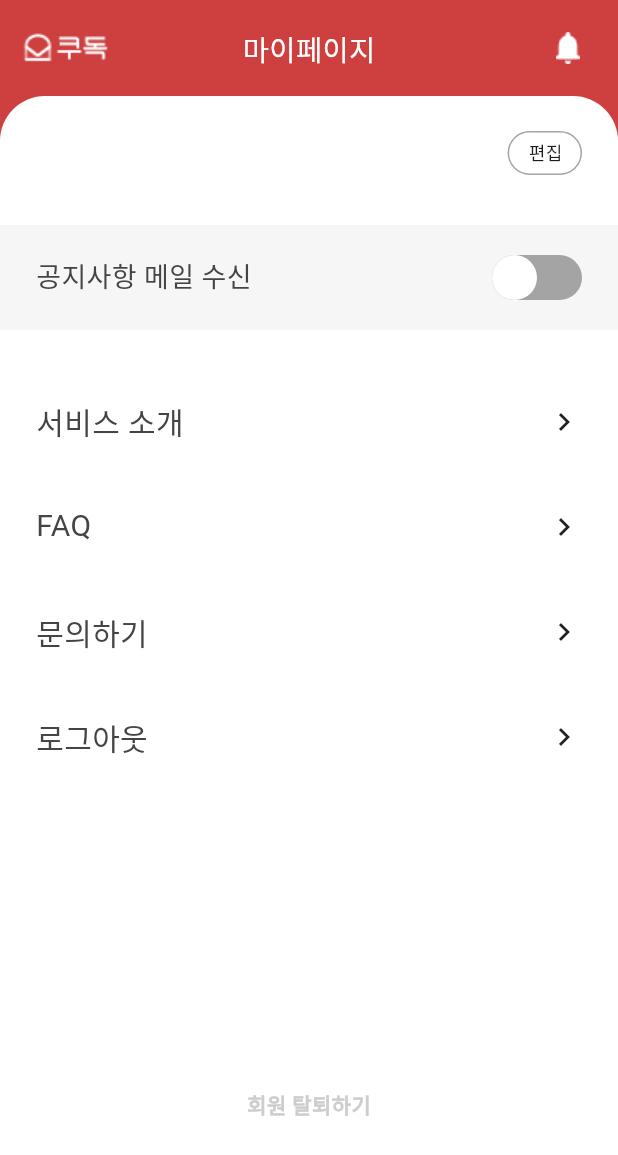
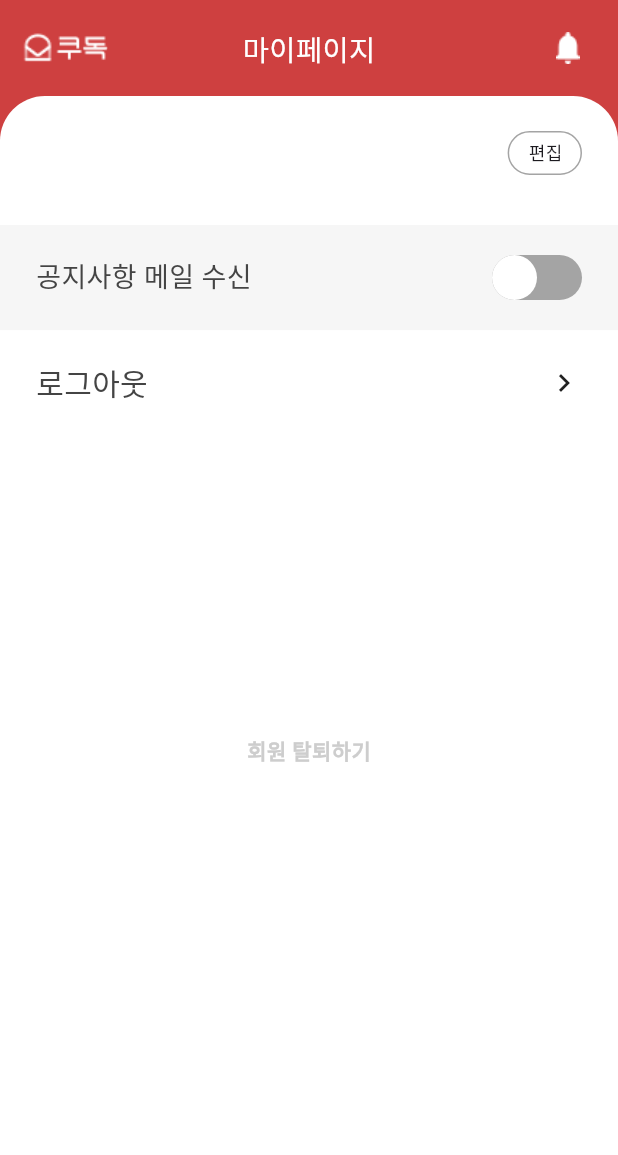
Before and after one commit to DevKor-github/KUDOG-front, a Flutter app: the ViewMyPageWidget screen opened directly, on a phone screen of 412 x 824 dp. Shown: the top 1155 px of the screen. Run offline on Flutter 3.47's test engine with Material 3 defaults, Android fonts, the light colour scheme and no system bars; our stand-ins replace dio, flutter_widget_from_html, shared_preferences; accounts and stored records are empty; network calls fail; Roboto replaces fonts that are missing (Noto Sans KR).

Commit message:
Remove unnecessary code in ViewMyPage.dart

```diff
--- a/kudog/lib/pages/home/ViewMyPage.dart
+++ b/kudog/lib/pages/home/ViewMyPage.dart
@@ -190,7 +190,7 @@ class _ViewMyPageWidgetState extends State<ViewMyPageWidget> {
                         ],
                       ),
                     ),
-                    SizedBox(height: 26),
+                    /*SizedBox(height: 26),
                     Container(
                       width: double.infinity,
                       height: MediaQuery.of(context).size.height * 67 / 788,
@@ -250,7 +250,7 @@ class _ViewMyPageWidgetState extends State<ViewMyPageWidget> {
                           Icon(Icons.keyboard_arrow_right)
                         ],
                       ),
-                    ),
+                    ),*/
                     Container(
                       width: double.infinity,
                       height: MediaQuery.of(context).size.height * 67 / 788,
```
